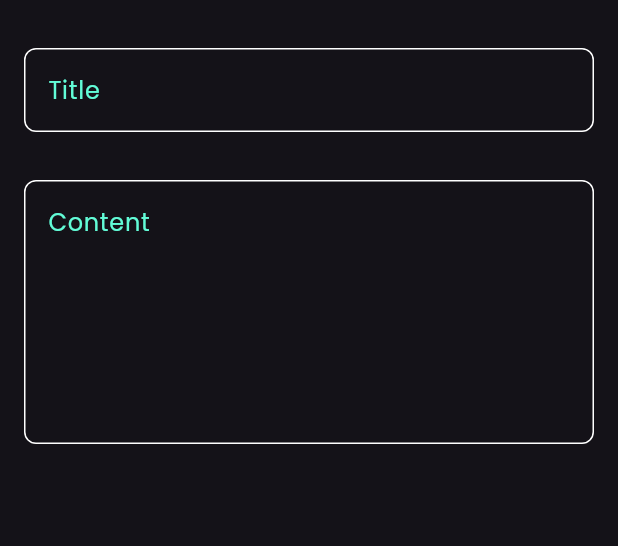
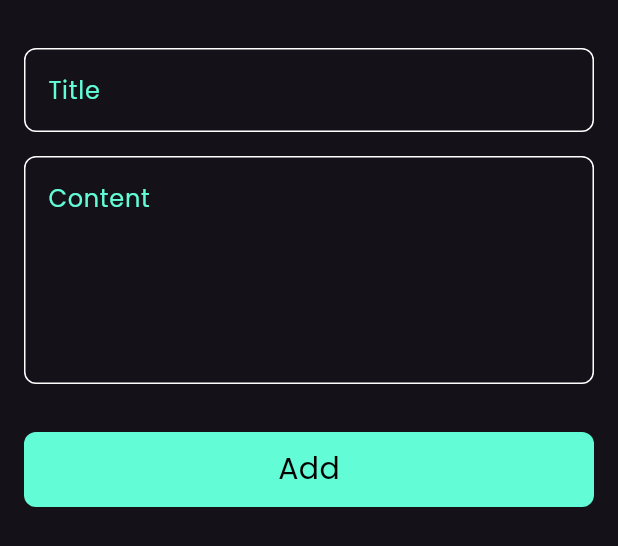
Before and after one commit to MahmoudMohamed447/Notes_App, a Flutter app: the AddNoteModalBottomSheet widget shown alone on an empty page, opened directly, on a phone screen of 412 x 824 dp. Shown: the top 546 px of the screen. Run offline on Flutter 3.47's test engine with Material 3 defaults, Android fonts, the phone set to English and light mode, and no system bars.

Commit message:
finsh buttom sheet ui

```diff
--- a/lib/widgets/add_show_modal_bottom_sheet.dart
+++ b/lib/widgets/add_show_modal_bottom_sheet.dart
@@ -1,4 +1,5 @@
 import 'package:flutter/material.dart';
+import 'package:notes_app/widgets/custom_button.dart';
 import 'package:notes_app/widgets/custom_text_field.dart';
 
 class AddNoteModalBottomSheet extends StatelessWidget {
@@ -8,6 +9,7 @@ class AddNoteModalBottomSheet extends StatelessWidget {
   Widget build(BuildContext context) {
     return const Padding(
       padding: EdgeInsets.symmetric(horizontal: 16),
+      child: SingleChildScrollView(
         child: Column(
           children: [
             SizedBox(
@@ -17,10 +19,21 @@ class AddNoteModalBottomSheet extends StatelessWidget {
               hint: 'Title',
             ),
             SizedBox(
+              height: 16,
+            ),
+            CustomTextField(
+              hint: 'Content',
+              maxLines: 5,
+            ),
+            SizedBox(
               height: 32,
             ),
-          CustomTextField(hint: 'Content', maxLines: 6,)
+            CuttomButtom(),
+            SizedBox(
+              height: 32,
+            ),
           ],
+        ),
       ),
     );
   }
--- /dev/null
+++ b/lib/widgets/custom_button.dart
@@ -0,0 +1,22 @@
+import 'package:flutter/material.dart';
+import 'package:notes_app/constant.dart';
+
+class CuttomButtom extends StatelessWidget {
+  const CuttomButtom({super.key});
+
+  @override
+  Widget build(BuildContext context) {
+    return Container(
+      height: 50,
+      width: MediaQuery.of(context).size.width,
+      decoration: BoxDecoration(
+          borderRadius: BorderRadius.circular(8), color: keyPrimaryColor),
+      child: const Center(
+        child: Text(
+          'Add',
+          style: TextStyle(color: Colors.black, fontSize: 20),
+        ),
+      ),
+    );
+  }
+}
```
Lines whose indentation alone changed are shown as unchanged.
